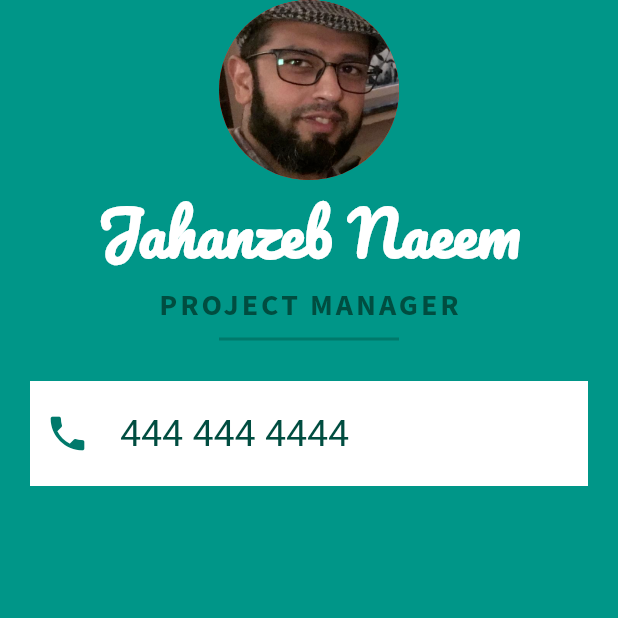
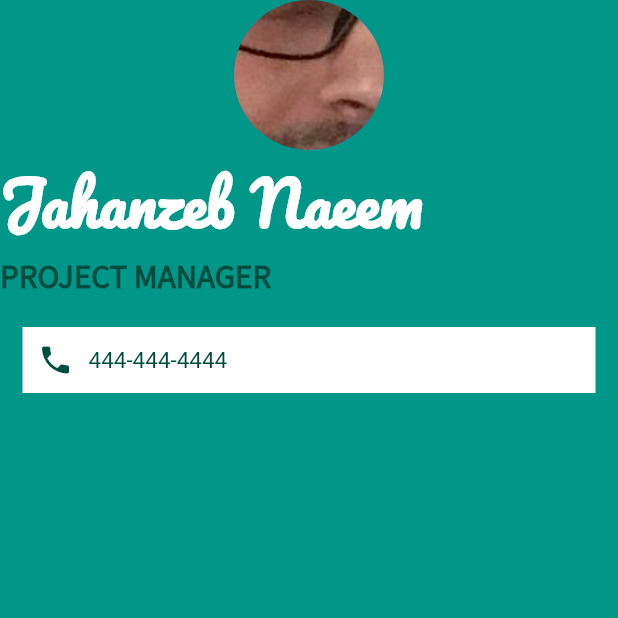
Before and after one commit to jahanzebnaeem/nexskillflutterdevbatch7, a Flutter app: the screen it shows after launch, on a phone screen of 412 x 824 dp, the top half of it. Run offline on Flutter 3.47's test engine with Material 2 defaults, Android fonts, the phone set to English and light mode, and no system bars.

Commit message:
Lecture 4
Error resolved.

```diff
--- a/mi_card_app/lib/main.dart
+++ b/mi_card_app/lib/main.dart
@@ -1,9 +1,7 @@
 import 'package:flutter/material.dart';
 
 void main() {
-  runApp(
-    MyApp(),
-  );
+  runApp(MyApp());
 }
 
 class MyApp extends StatelessWidget {
@@ -16,65 +14,56 @@ class MyApp extends StatelessWidget {
         backgroundColor: Colors.teal,
         body: SafeArea(
           child: Column(
+            crossAxisAlignment: CrossAxisAlignment.stretch,
             children: [
-              CircleAvatar(
-                radius: 60.0,
-                backgroundColor: Colors.red,
-                backgroundImage: AssetImage('images/jahanzeb.png'),
+              const CircleAvatar(
+                backgroundImage: AssetImage("images/jahanzeb.png"),
+                radius: 50.0,
               ),
-              Text(
-                'Jahanzeb Naeem',
+              const Text(
+                "Jahanzeb Naeem",
                 style: TextStyle(
                   fontSize: 40.0,
+                  color: Colors.white,
                   fontWeight: FontWeight.bold,
-                  color: Colors.white,
-                  fontFamily: 'Pacifico',
+                  fontFamily: "Pacifico",
                 ),
               ),
               Text(
-                'PROJECT MANAGER',
+                "PROJECT MANAGER",
                 style: TextStyle(
-                  fontSize: 20.0,
+                  fontSize: 22.0,
+                  color: Colors.teal.shade900,
                   fontWeight: FontWeight.bold,
-                  color: Colors.teal.shade900,
-                  fontFamily: 'Source Sans Pro',
-                  letterSpacing: 2.0,
-                ),
-              ),
-              SizedBox(
-                width: 120.0,
-                child: Divider(
-                  thickness: 2.0,
-                  color: Colors.teal.shade700,
+                  fontFamily: "Source Sans Pro",
                 ),
               ),
               Container(
                 color: Colors.white,
-                margin: EdgeInsets.all(20.0),
-                padding: EdgeInsets.symmetric(
+                margin: const EdgeInsets.symmetric(
                   vertical: 20.0,
-                  horizontal: 10.0,
+                  horizontal: 15.0,
                 ),
+                padding: const EdgeInsets.all(10.0),
                 child: Row(
                   children: [
                     Icon(
                       Icons.phone,
-                      size: 30.0,
-                      color: Colors.teal[700],
+                      color: Colors.teal.shade900,
                     ),
-                    SizedBox(
-                      width: 20.0,
+                    const SizedBox(
+                      width: 10.0,
                     ),
                     Text(
-                      '444 444 4444',
+                      "444-444-4444",
                       style: TextStyle(
-                        fontSize: 25.0,
                         color: Colors.teal.shade900,
+                        fontSize: 15.0,
                       ),
-                    ),
+                    )
                   ],
                 ),
-              ),
+              )
             ],
           ),
         ),
--- a/mi_card_app/pubspec.yaml
+++ b/mi_card_app/pubspec.yaml
@@ -77,11 +77,11 @@ flutter:
     - family: Pacifico
       fonts:
         - asset: fonts/Pacifico-Regular.ttf
-  #       - asset: fonts/Schyler-Italic.ttf
-  #         style: italic
+    #       - asset: fonts/Schyler-Italic.ttf
+    #         style: italic
     - family: Source Sans Pro
       fonts:
-        - asset: fonts/SourceSansPro.ttf
+        - asset: fonts/SourceSansPro-Regular.ttf
   #       - asset: fonts/TrajanPro_Bold.ttf
   #         weight: 700
   #
```
Also changed, not shown: 1 other file.
